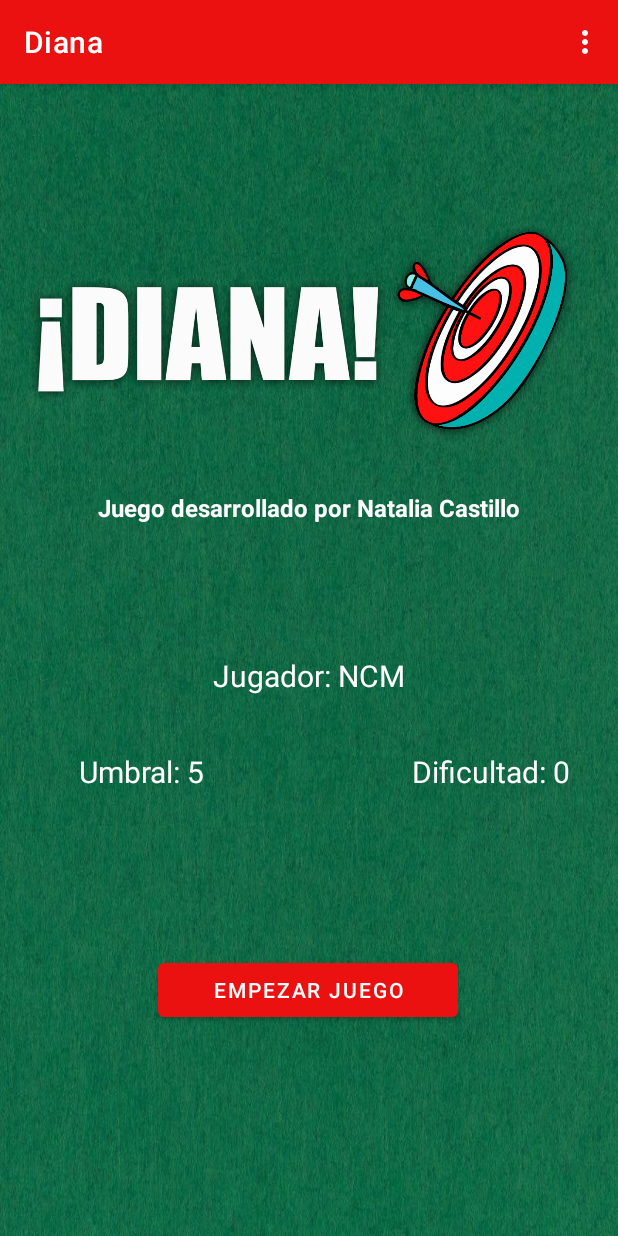
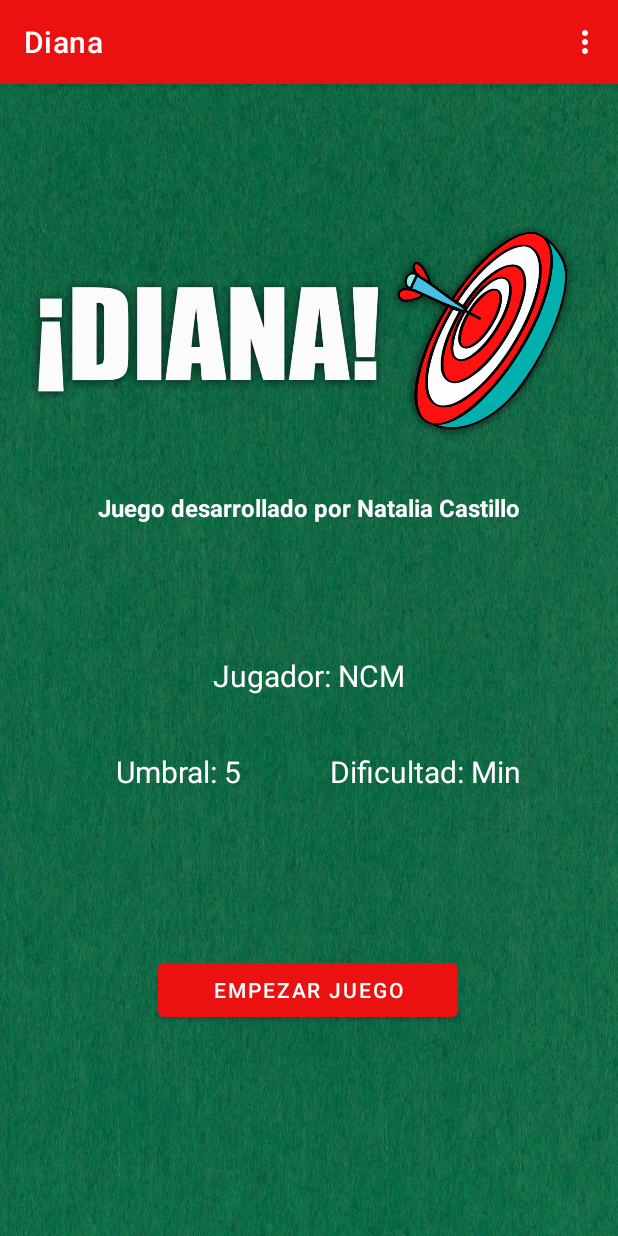
Before and after one commit to mnataliacm/Diana, an Android app: the screen it shows after launch (MainActivity), on a phone screen of 412 x 824 dp. Run offline under Robolectric (Android 15) with nearby library versions, the phone set to English and light mode, and no system bars.

Commit message:
cambio en main texto en dificultad Int por String

```diff
--- a/app/src/main/java/com/ncm/diana/actividades/MainActivity.kt
+++ b/app/src/main/java/com/ncm/diana/actividades/MainActivity.kt
@@ -15,7 +15,8 @@ class MainActivity : AppCompatActivity() {
     private lateinit var binding: ActivityMainBinding
     private var dificultad: Int = 0
     private var umbral: Int = 5
-    private var iniciales: String = "ncm"
+    private var iniciales: String = ""
+    private var nivel: String = ""
 
     /**
      * @param savedInstanceState: Bundle?
@@ -32,11 +33,13 @@ class MainActivity : AppCompatActivity() {
         umbral = sp.getInt("umbral",5)
         dificultad = sp.getInt("dificultad", 0)
         iniciales = sp.getString("iniciales", "NCM").toString()
+        nivel = sp.getString("nivel", "Min").toString()
 
         with(binding) {
             etqUmbral.text = resources.getString(R.string.etq_umbral_valor, umbral)
-            etqDificil.text = resources.getString(R.string.etq_dificil_nivel, dificultad)
+            etqDificil.text = resources.getString(R.string.etq_dificil_nivel, nivel)
             etqJugador.text = resources.getString(R.string.etq_jugador_valor, iniciales)
+
 
             btnJugar.setOnClickListener {
                 finish()
--- a/app/src/main/res/layout-land/activity_main.xml
+++ b/app/src/main/res/layout-land/activity_main.xml
@@ -68,7 +68,7 @@
         android:textColor="@color/white"
         android:textSize="20sp"
         app:layout_constraintEnd_toEndOf="parent"
-        app:layout_constraintHorizontal_bias="0.911"
+        app:layout_constraintHorizontal_bias="0.872"
         app:layout_constraintStart_toStartOf="parent"
         app:layout_constraintTop_toTopOf="parent" />
 
@@ -81,7 +81,7 @@
         android:textColor="@color/white"
         android:textSize="20sp"
         app:layout_constraintEnd_toEndOf="parent"
-        app:layout_constraintHorizontal_bias="0.093"
+        app:layout_constraintHorizontal_bias="0.135"
         app:layout_constraintStart_toStartOf="parent"
         app:layout_constraintTop_toTopOf="parent" />
 
--- a/app/src/main/res/layout/activity_main.xml
+++ b/app/src/main/res/layout/activity_main.xml
@@ -66,7 +66,7 @@
         android:textSize="20sp"
         app:layout_constraintBottom_toBottomOf="parent"
         app:layout_constraintEnd_toEndOf="parent"
-        app:layout_constraintHorizontal_bias="0.161"
+        app:layout_constraintHorizontal_bias="0.235"
         app:layout_constraintStart_toStartOf="parent" />
 
     <TextView
@@ -79,7 +79,7 @@
         android:textSize="20sp"
         app:layout_constraintBottom_toBottomOf="parent"
         app:layout_constraintEnd_toEndOf="parent"
-        app:layout_constraintHorizontal_bias="0.896"
+        app:layout_constraintHorizontal_bias="0.773"
         app:layout_constraintStart_toStartOf="parent" />
 
 </androidx.constraintlayout.widget.ConstraintLayout>
--- a/app/src/main/res/values/strings.xml
+++ b/app/src/main/res/values/strings.xml
@@ -16,7 +16,7 @@
     <string name="etq_cancelar">Cancelar</string>
     <string name="etq_guardar">Guardar</string>
     <string name="etq_umbral_valor">Umbral: %d</string>
-    <string name="etq_dificil_nivel">Dificultad: %d</string>
+    <string name="etq_dificil_nivel">Dificultad: %s</string>
     <string name="etq_volver">Volver</string>
     <string name="etqPuntos" translatable="false"> _____ </string>
     <string name="icono_de_galardon">icono de galardon</string>
```
Also changed, not shown: 1 other file.
